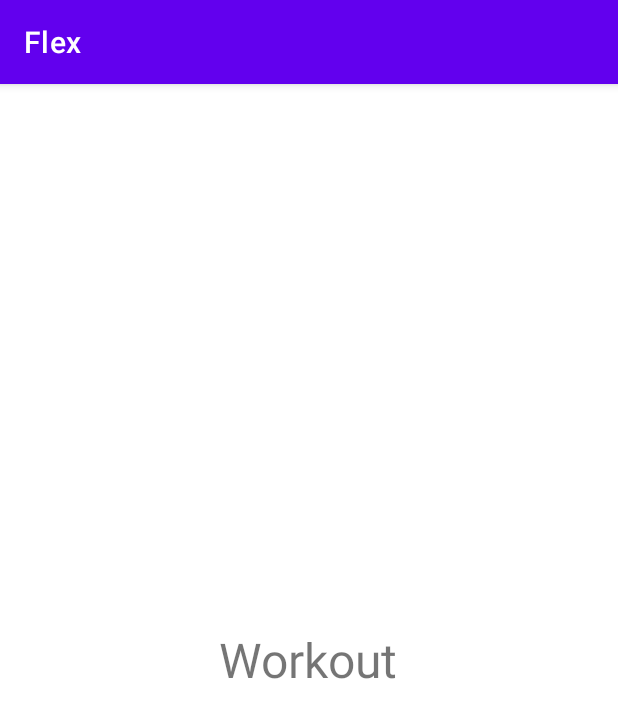
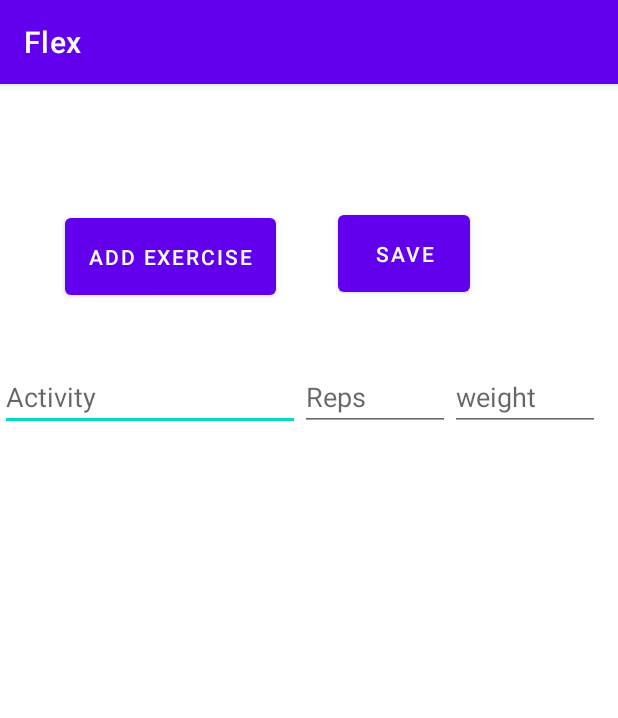
Before and after one commit to AlexEchanove/Flex, an Android app: the fragment WorkoutFragment shown on its own in the app's theme, on a phone screen of 412 x 824 dp. Shown: the top 718 px of the screen. Run offline under Robolectric (Android 15) with nearby library versions, the phone set to English and light mode, and no system bars; our stand-ins replace Firebase (no records; nobody signed in at launch, a user with empty details on screens opened directly).

Commit message:
added workout functionality

```diff
--- a/app/build.gradle.kts
+++ b/app/build.gradle.kts
@@ -44,6 +44,7 @@ dependencies {
     implementation("androidx.navigation:navigation-ui:2.5.3")
     implementation("com.google.firebase:firebase-database:20.3.0")
     implementation("com.google.firebase:firebase-auth:22.2.0")
+    implementation("androidx.legacy:legacy-support-v4:1.0.0")
     testImplementation("junit:junit:4.13.2")
     androidTestImplementation("androidx.test.ext:junit:1.1.5")
     androidTestImplementation("androidx.test.espresso:espresso-core:3.5.1")
--- a/app/src/main/java/com/example/flex/Workout.java
+++ /dev/null
@@ -1,17 +0,0 @@
-package com.example.flex;
-
-public class Workout {
-
-    public String exercise;
-    public String email;
-
-    public Workout() {
-        // Default constructor required for calls to DataSnapshot.getValue(User.class)
-    }
-
-    public Workout(String username, String email) {
-//        this.username = username;
-        this.email = email;
-    }
-
-}
--- a/app/src/main/java/com/example/flex/fragments/WorkoutFragment.java
+++ b/app/src/main/java/com/example/flex/fragments/WorkoutFragment.java
@@ -3,18 +3,83 @@ package com.example.flex.fragments;
 import android.os.Bundle;
 
 import androidx.fragment.app.Fragment;
+import androidx.fragment.app.FragmentTransaction;
 
 import android.view.LayoutInflater;
 import android.view.View;
 import android.view.ViewGroup;
+import android.widget.Button;
+import android.widget.EditText;
+import android.widget.LinearLayout;
 
 import com.example.flex.R;
+import com.example.flex.model.UserAccount;
+import com.example.flex.model.Workout;
+import com.google.firebase.auth.FirebaseAuth;
+import com.google.firebase.auth.FirebaseUser;
+import com.google.firebase.database.DatabaseReference;
+import com.google.firebase.database.FirebaseDatabase;
 
-public class WorkoutFragment extends Fragment {
+import java.util.ArrayList;
+import java.util.Date;
+import java.util.HashSet;
+import java.util.Set;
+
+public class WorkoutFragment extends Fragment implements View.OnClickListener {
+
+    Button addBtn;
+    Button saveBtn;
+    LinearLayout mLayout;
+
+    private DatabaseReference reference;
+    FirebaseUser user;
+
+    private EditText activity, reps, weight;
+
+
     @Override
     public View onCreateView(LayoutInflater inflater, ViewGroup container,
                              Bundle savedInstanceState) {
         // Inflate the layout for this fragment
-        return inflater.inflate(R.layout.fragment_workout, container, false);
+        View v = inflater.inflate(R.layout.fragment_workout, container, false);
+        addBtn = (Button) v.findViewById(R.id.addBtn);
+        addBtn.setOnClickListener(this);
+        saveBtn = (Button) v.findViewById(R.id.saveBtn);
+        saveBtn.setOnClickListener(this);
+        mLayout = (LinearLayout) v.findViewById(R.id.linearLayout);
+        activity = (EditText) v.findViewById(R.id.activityText1);
+        reps = (EditText) v.findViewById(R.id.repsText1);
+        weight = (EditText) v.findViewById(R.id.weightText1);
+        reference = FirebaseDatabase.getInstance().getReferenceFromUrl("https://flex-f72ad-default-rtdb.firebaseio.com");
+        user = FirebaseAuth.getInstance().getCurrentUser();
+        return v;
+    }
+
+    @Override
+    public void onClick(View view) {
+        if(view.getId() == R.id.addBtn) {
+        /* textCnt++;
+        EditText editText = new EditText(getContext());
+        editText.setLayoutParams(new
+                LinearLayout.LayoutParams(LinearLayout.LayoutParams.MATCH_PARENT,
+                45));
+        editText.setPadding(0,textCnt*60,0,0);
+        mLayout.addView(editText); */
+        } else if (view.getId() == R.id.saveBtn) {
+            Workout curr = new Workout();
+            curr.setUser(user.getUid());
+            curr.setTimeOfWorkout(new Date());
+            ArrayList<String> exercises = new ArrayList<>(); //have to add text boxes to fill the lists
+            exercises.add(activity.getText().toString());
+            curr.setExercise(exercises);
+            ArrayList<String> repsList = new ArrayList<>();
+            repsList.add(reps.getText().toString());
+            curr.setReps(repsList);
+            ArrayList<String> weightList = new ArrayList<>();
+            weightList.add(weight.getText().toString());
+
+            curr.setWeight(weightList);
+            reference.child("workouts").child(user.getUid()).child(curr.getTimeOfWorkout().toString()).setValue(curr);
+        }
     }
 }
--- a/app/src/main/res/layout/fragment_workout.xml
+++ b/app/src/main/res/layout/fragment_workout.xml
@@ -1,15 +1,83 @@
 <?xml version="1.0" encoding="utf-8"?>
 <RelativeLayout xmlns:android="http://schemas.android.com/apk/res/android"
     xmlns:tools="http://schemas.android.com/tools"
+    android:id="@+id/workoutFragment"
     android:layout_width="match_parent"
     android:layout_height="match_parent"
     tools:context=".fragments.WorkoutFragment">
 
-    <TextView
+    <Button
+        android:id="@+id/addBtn"
         android:layout_width="wrap_content"
-        android:layout_height="wrap_content"
-        android:text="Workout"
-        android:layout_centerInParent="true"
-        android:textSize="32dp"/>
+        android:layout_height="63dp"
+        android:layout_alignParentStart="true"
+        android:layout_alignParentTop="true"
+        android:layout_marginStart="43dp"
+        android:layout_marginTop="83dp"
+        android:text="Add Exercise" />
 
+    <Button
+        android:id="@+id/saveBtn"
+        android:layout_width="wrap_content"
+        android:layout_height="63dp"
+        android:layout_alignParentStart="true"
+        android:layout_alignParentTop="true"
+        android:layout_marginStart="225dp"
+        android:layout_marginTop="81dp"
+        android:text="Save" />
+
+    <LinearLayout
+        android:id="@+id/linearLayout"
+        android:layout_width="200dp"
+        android:layout_height="543dp"
+        android:layout_alignParentStart="true"
+        android:layout_alignParentTop="true"
+        android:layout_marginStart="0dp"
+        android:layout_marginTop="186dp"
+        android:orientation="horizontal">
+
+        <EditText
+            android:id="@+id/activityText1"
+            android:layout_width="match_parent"
+            android:layout_height="45dp"
+            android:ems="10"
+            android:inputType="text"
+            android:hint="Activity" />
+    </LinearLayout>
+    <LinearLayout
+        android:id="@+id/linearLayout2"
+        android:layout_width="100dp"
+        android:layout_height="543dp"
+        android:layout_alignParentStart="true"
+        android:layout_alignParentTop="true"
+        android:layout_marginStart="200dp"
+        android:layout_marginTop="186dp"
+        android:orientation="horizontal">
+
+        <EditText
+            android:id="@+id/repsText1"
+            android:layout_width="match_parent"
+            android:layout_height="45dp"
+            android:ems="10"
+            android:inputType="text"
+            android:hint="Reps" />
+    </LinearLayout>
+    <LinearLayout
+        android:id="@+id/linearLayout3"
+        android:layout_width="100dp"
+        android:layout_height="543dp"
+        android:layout_alignParentStart="true"
+        android:layout_alignParentTop="true"
+        android:layout_marginStart="300dp"
+        android:layout_marginTop="186dp"
+        android:orientation="horizontal">
+
+        <EditText
+            android:id="@+id/weightText1"
+            android:layout_width="match_parent"
+            android:layout_height="45dp"
+            android:ems="10"
+            android:inputType="text"
+            android:hint="weight" />
+    </LinearLayout>
 </RelativeLayout>
```
